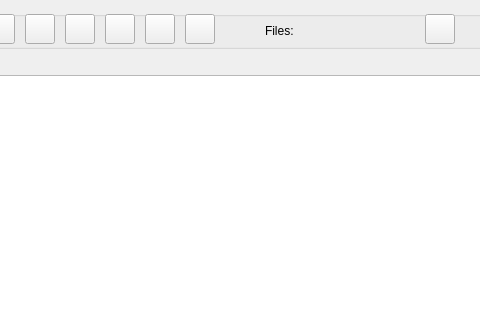
First picture: the form in GUI_UIs/ui_dialog_manage_files.ui, repository ccbogel/QualCoder, before the edit; both pictures show x 196 to 676 and y 0 to 320 of the 794 by 560 pixel window.
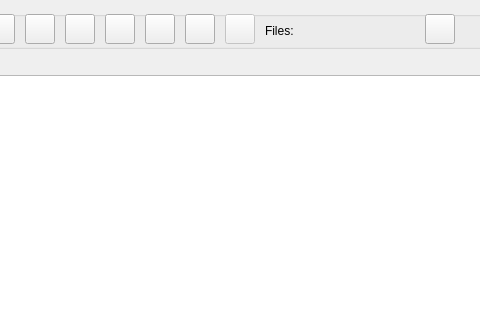
Second picture: the form after the edit.

Patch:
```diff
--- a/GUI_UIs/ui_dialog_manage_files.ui
+++ b/GUI_UIs/ui_dialog_manage_files.ui
@@ -223,6 +223,25 @@
        <string>Files:</string>
       </property>
      </widget>
+     <widget class="QPushButton" name="pushButton_undo">
+      <property name="enabled">
+       <bool>false</bool>
+      </property>
+      <property name="geometry">
+       <rect>
+        <x>410</x>
+        <y>3</y>
+        <width>30</width>
+        <height>30</height>
+       </rect>
+      </property>
+      <property name="toolTip">
+       <string>&lt;html&gt;&lt;head/&gt;&lt;body&gt;&lt;p&gt;Undo file rename&lt;/p&gt;&lt;/body&gt;&lt;/html&gt;</string>
+      </property>
+      <property name="text">
+       <string/>
+      </property>
+     </widget>
     </widget>
    </item>
    <item row="3" column="0">
```
